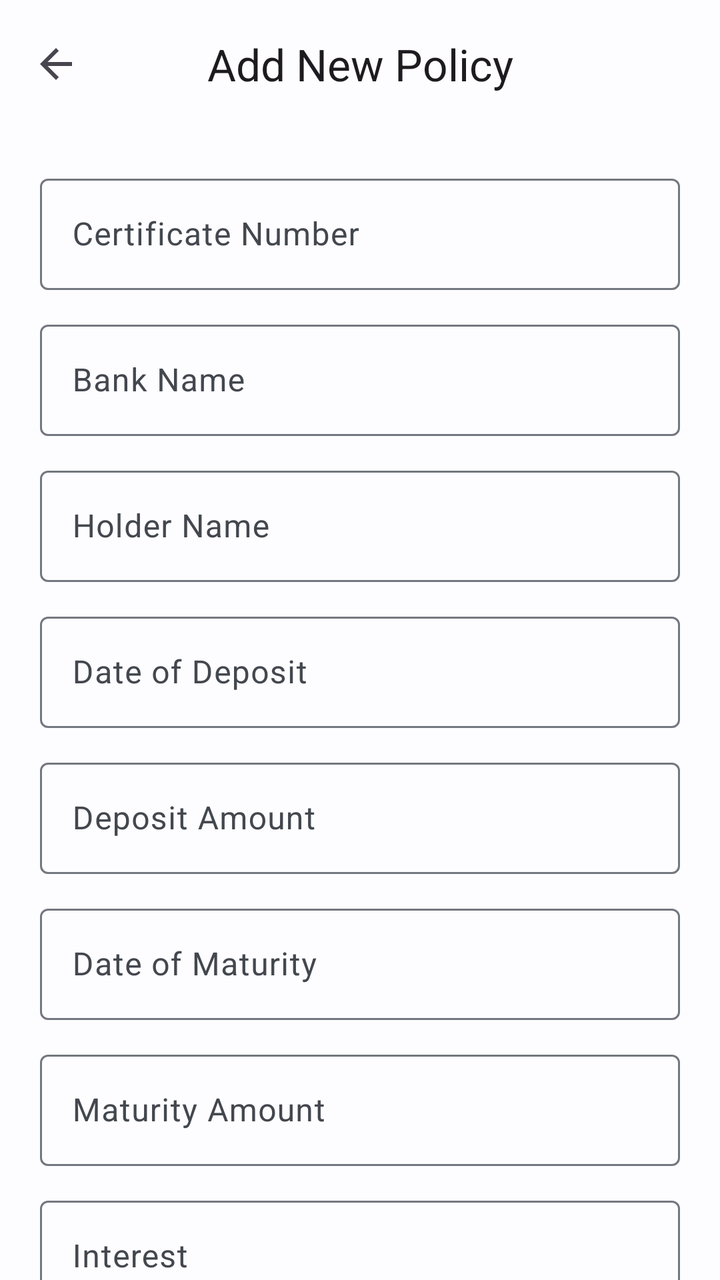
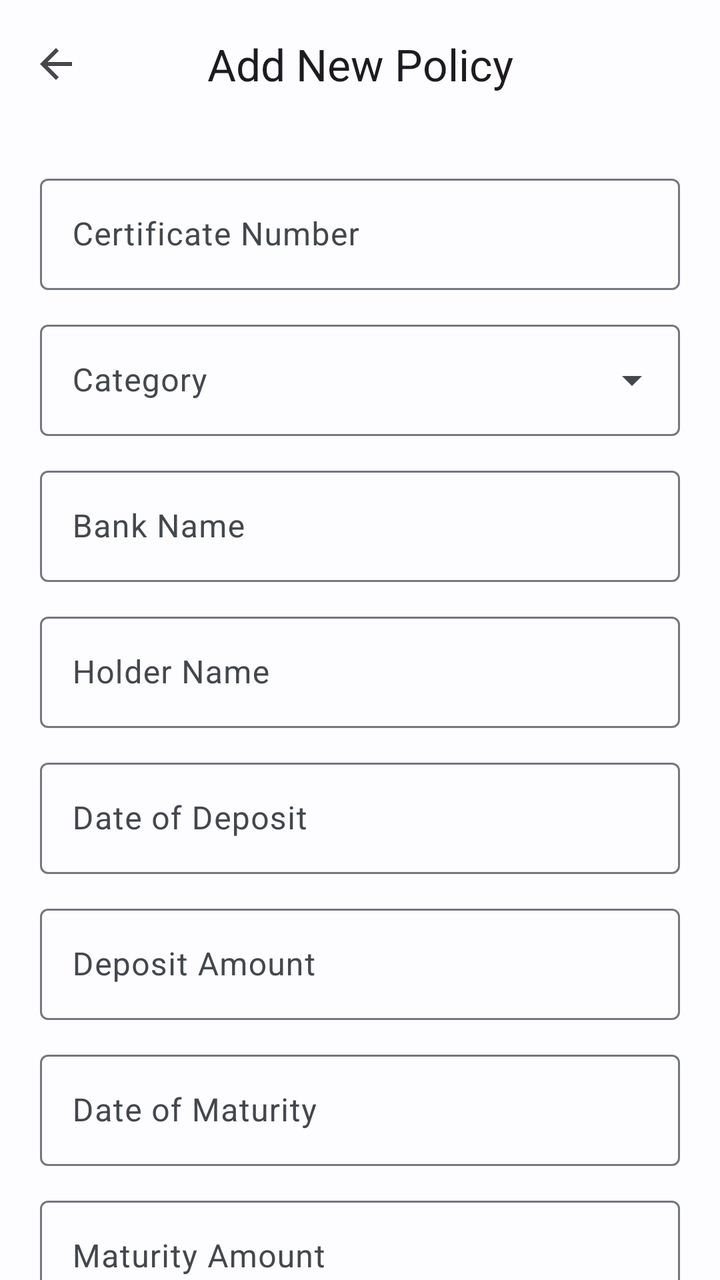

An Android layout rendered at two revisions. The XML below is the earlier revision; the diff shows what the commit changed to produce the second picture.
<!-- AndroidManifest.xml: application theme AppTheme -->
<!-- res/layout/activity_add_new_policy.xml -->
<?xml version="1.0" encoding="utf-8"?>

<androidx.coordinatorlayout.widget.CoordinatorLayout xmlns:android="http://schemas.android.com/apk/res/android"
    xmlns:app="http://schemas.android.com/apk/res-auto"
    xmlns:tools="http://schemas.android.com/tools"
    android:id="@+id/main"
    android:layout_width="match_parent"
    android:layout_height="match_parent"
    android:background="@color/background"
    tools:context=".AddNewPolicy">

    <com.google.android.material.appbar.AppBarLayout
        android:id="@+id/appBarLayout"
        android:layout_width="match_parent"
        android:layout_height="wrap_content">

        <com.google.android.material.appbar.MaterialToolbar
            android:id="@+id/toolbar"
            android:layout_width="match_parent"
            android:layout_height="?attr/actionBarSize"
            app:title="Add New Policy"
            app:titleCentered="true"
            app:navigationIcon="?attr/homeAsUpIndicator"
            app:titleTextAppearance="@style/TextAppearance.Material3.TitleLarge" />
    </com.google.android.material.appbar.AppBarLayout>

    <androidx.core.widget.NestedScrollView
        android:layout_width="match_parent"
        android:layout_height="match_parent"
        app:layout_behavior="@string/appbar_scrolling_view_behavior">

        <LinearLayout
            android:layout_width="match_parent"
            android:layout_height="wrap_content"
            android:orientation="vertical"
            android:padding="20dp">

            <com.google.android.material.textfield.TextInputLayout
                style="@style/Widget.Material3.TextInputLayout.OutlinedBox"
                android:layout_width="match_parent"
                android:layout_height="wrap_content"
                android:layout_marginBottom="12dp"
                android:hint="Certificate Number">
                <com.google.android.material.textfield.TextInputEditText
                    android:id="@+id/certificateNumber"
                    android:layout_width="match_parent"
                    android:layout_height="wrap_content"
                    android:inputType="text" />
            </com.google.android.material.textfield.TextInputLayout>

            <com.google.android.material.textfield.TextInputLayout
                style="@style/Widget.Material3.TextInputLayout.OutlinedBox"
                android:layout_width="match_parent"
                android:layout_height="wrap_content"
                android:layout_marginBottom="12dp"
                android:hint="Bank Name">
                <com.google.android.material.textfield.TextInputEditText
                    android:id="@+id/bankName"
                    android:layout_width="match_parent"
                    android:layout_height="wrap_content"
                    android:inputType="text" />
            </com.google.android.material.textfield.TextInputLayout>

            <com.google.android.material.textfield.TextInputLayout
                style="@style/Widget.Material3.TextInputLayout.OutlinedBox"
                android:layout_width="match_parent"
                android:layout_height="wrap_content"
                android:layout_marginBottom="12dp"
                android:hint="Holder Name">
                <com.google.android.material.textfield.TextInputEditText
                    android:id="@+id/holder"
                    android:layout_width="match_parent"
                    android:layout_height="wrap_content"
                    android:inputType="text" />
            </com.google.android.material.textfield.TextInputLayout>

            <com.google.android.material.textfield.TextInputLayout
                style="@style/Widget.Material3.TextInputLayout.OutlinedBox"
                android:layout_width="match_parent"
                android:layout_height="wrap_content"
                android:layout_marginBottom="12dp"
                android:hint="Date of Deposit">
                <com.google.android.material.textfield.TextInputEditText
                    android:id="@+id/dateOfDeposit"
                    android:layout_width="match_parent"
                    android:layout_height="wrap_content"
                    android:focusable="false"
                    android:clickable="true"
                    android:inputType="none" />
            </com.google.android.material.textfield.TextInputLayout>

            <com.google.android.material.textfield.TextInputLayout
                style="@style/Widget.Material3.TextInputLayout.OutlinedBox"
                android:layout_width="match_parent"
                android:layout_height="wrap_content"
                android:layout_marginBottom="12dp"
                android:hint="Deposit Amount">
                <com.google.android.material.textfield.TextInputEditText
                    android:id="@+id/depositAmount"
                    android:layout_width="match_parent"
                    android:layout_height="wrap_content"
                    android:inputType="number" />
            </com.google.android.material.textfield.TextInputLayout>

            <com.google.android.material.textfield.TextInputLayout
                style="@style/Widget.Material3.TextInputLayout.OutlinedBox"
                android:layout_width="match_parent"
                android:layout_height="wrap_content"
                android:layout_marginBottom="12dp"
                android:hint="Date of Maturity">
                <com.google.android.material.textfield.TextInputEditText
                    android:id="@+id/dateOfMaturity"
                    android:layout_width="match_parent"
                    android:layout_height="wrap_content"
                    android:focusable="false"
                    android:clickable="true"
                    android:inputType="none" />
            </com.google.android.material.textfield.TextInputLayout>

            <com.google.android.material.textfield.TextInputLayout
                style="@style/Widget.Material3.TextInputLayout.OutlinedBox"
                android:layout_width="match_parent"
                android:layout_height="wrap_content"
                android:layout_marginBottom="12dp"
                android:hint="Maturity Amount">
                <com.google.android.material.textfield.TextInputEditText
                    android:id="@+id/maturityAmount"
                    android:layout_width="match_parent"
                    android:layout_height="wrap_content"
                    android:inputType="number" />
            </com.google.android.material.textfield.TextInputLayout>

            <com.google.android.material.textfield.TextInputLayout
                style="@style/Widget.Material3.TextInputLayout.OutlinedBox"
                android:layout_width="match_parent"
                android:layout_height="wrap_content"
                android:layout_marginBottom="12dp"
                android:hint="Interest">
                <com.google.android.material.textfield.TextInputEditText
                    android:id="@+id/interest"
                    android:layout_width="match_parent"
                    android:layout_height="wrap_content"
                    android:inputType="number" />
            </com.google.android.material.textfield.TextInputLayout>

            <com.google.android.material.textfield.TextInputLayout
                style="@style/Widget.Material3.TextInputLayout.OutlinedBox"
                android:layout_width="match_parent"
                android:layout_height="wrap_content"
                android:layout_marginBottom="12dp"
                android:hint="Nominee">
                <com.google.android.material.textfield.TextInputEditText
                    android:id="@+id/nominee"
                    android:layout_width="match_parent"
                    android:layout_height="wrap_content"
                    android:inputType="text" />
            </com.google.android.material.textfield.TextInputLayout>

            <com.google.android.material.textfield.TextInputLayout
                style="@style/Widget.Material3.TextInputLayout.OutlinedBox"
                android:layout_width="match_parent"
                android:layout_height="wrap_content"
                android:layout_marginBottom="12dp"
                android:hint="Rate of Interest">
                <com.google.android.material.textfield.TextInputEditText
                    android:id="@+id/rateOfInterest"
                    android:layout_width="match_parent"
                    android:layout_height="wrap_content"
                    android:inputType="numberDecimal" />
            </com.google.android.material.textfield.TextInputLayout>

            <com.google.android.material.textfield.TextInputLayout
                style="@style/Widget.Material3.TextInputLayout.OutlinedBox"
                android:layout_width="match_parent"
                android:layout_height="wrap_content"
                android:layout_marginBottom="12dp"
                android:hint="Duration (Years)">
                <com.google.android.material.textfield.TextInputEditText
                    android:id="@+id/durationInt"
                    android:layout_width="match_parent"
                    android:layout_height="wrap_content"
                    android:inputType="numberDecimal" />
            </com.google.android.material.textfield.TextInputLayout>

            <com.google.android.material.textfield.TextInputLayout
                style="@style/Widget.Material3.TextInputLayout.OutlinedBox"
                android:layout_width="match_parent"
                android:layout_height="wrap_content"
                android:layout_marginBottom="24dp"
                android:hint="Remarks">
                <com.google.android.material.textfield.TextInputEditText
                    android:id="@+id/remarks"
                    android:layout_width="match_parent"
                    android:layout_height="wrap_content"
                    android:inputType="text" />
            </com.google.android.material.textfield.TextInputLayout>

            <com.google.android.material.button.MaterialButton
                android:id="@+id/save"
                android:layout_width="match_parent"
                android:layout_height="64dp"
                android:text="Save Policy"
                app:cornerRadius="16dp"
                android:textAppearance="@style/TextAppearance.Material3.LabelLarge"
                android:layout_marginBottom="32dp"/>

        </LinearLayout>
    </androidx.core.widget.NestedScrollView>

    <ProgressBar
        android:id="@+id/progressBar"
        style="?android:attr/progressBarStyleLarge"
        android:layout_width="wrap_content"
        android:layout_height="wrap_content"
        android:layout_gravity="center"
        android:visibility="gone" />

</androidx.coordinatorlayout.widget.CoordinatorLayout>
<!-- resources referenced by this layout -->
<resources>
  <color name="background">#FDFCFF</color>
  <style name="AppTheme" parent="Theme.DBFinancials" />
  <style name="Theme.DBFinancials" parent="Theme.Material3.DayNight.NoActionBar">
          
          <item name="colorPrimary">@color/primary</item>
          <item name="colorOnPrimary">@color/onPrimary</item>
          <item name="colorPrimaryContainer">@color/primaryContainer</item>
          <item name="colorOnPrimaryContainer">@color/onPrimaryContainer</item>
  
          
          <item name="colorSecondary">@color/secondary</item>
          <item name="colorOnSecondary">@color/onSecondary</item>
          <item name="colorSecondaryContainer">@color/secondaryContainer</item>
          <item name="colorOnSecondaryContainer">@color/onSecondaryContainer</item>
  
          
          <item name="colorTertiary">@color/tertiary</item>
          <item name="colorOnTertiary">@color/onTertiary</item>
          <item name="colorTertiaryContainer">@color/tertiaryContainer</item>
          <item name="colorOnTertiaryContainer">@color/onTertiaryContainer</item>
  
          
          <item name="android:statusBarColor">@android:color/transparent</item>
          <item name="android:windowLightStatusBar">true</item>
          <item name="android:navigationBarColor">@android:color/transparent</item>
          <item name="android:windowTranslucentStatus">false</item>
          <item name="android:windowDrawsSystemBarBackgrounds">true</item>
  
          
          <item name="android:colorBackground">@color/background</item>
          <item name="colorSurface">@color/surface</item>
          <item name="colorOnSurface">@color/onSurface</item>
          <item name="colorSurfaceVariant">@color/surfaceVariant</item>
          <item name="colorOnSurfaceVariant">@color/onSurfaceVariant</item>
          <item name="colorOutline">@color/outline</item>
          <item name="colorOutlineVariant">@color/surfaceVariant</item>
  
          
          <item name="materialCardViewStyle">@style/Widget.Material3.CardView.Elevated</item>
          <item name="toolbarStyle">@style/Widget.Material3.Toolbar</item>
      </style>
  <color name="primary">#0061A4</color>
  <color name="onPrimary">#FFFFFF</color>
  <color name="primaryContainer">#D1E4FF</color>
  <color name="onPrimaryContainer">#001D36</color>
  <color name="secondary">#535F70</color>
  <color name="onSecondary">#FFFFFF</color>
  <color name="secondaryContainer">#D7E3F7</color>
  <color name="onSecondaryContainer">#101C2B</color>
  <color name="tertiary">#6B5778</color>
  <color name="onTertiary">#FFFFFF</color>
  <color name="tertiaryContainer">#F2DAFF</color>
  <color name="onTertiaryContainer">#251431</color>
  <color name="surface">#FDFCFF</color>
  <color name="onSurface">#1A1C1E</color>
  <color name="surfaceVariant">#DFE2EB</color>
  <color name="onSurfaceVariant">#43474E</color>
  <color name="outline">#73777F</color>
</resources>

<!-- the commit's change to res/layout/activity_add_new_policy.xml (unified diff, before → after) -->
@@ -49,6 +49,20 @@
             </com.google.android.material.textfield.TextInputLayout>
 
             <com.google.android.material.textfield.TextInputLayout
+                style="@style/Widget.Material3.TextInputLayout.OutlinedBox.ExposedDropdownMenu"
+                android:layout_width="match_parent"
+                android:layout_height="wrap_content"
+                android:layout_marginBottom="12dp"
+                android:hint="Category">
+                <AutoCompleteTextView
+                    android:id="@+id/categorySpinner"
+                    android:layout_width="match_parent"
+                    android:layout_height="wrap_content"
+                    android:inputType="none"
+                    app:simpleItems="@array/categories" />
+            </com.google.android.material.textfield.TextInputLayout>
+
+            <com.google.android.material.textfield.TextInputLayout
                 style="@style/Widget.Material3.TextInputLayout.OutlinedBox"
                 android:layout_width="match_parent"
                 android:layout_height="wrap_content"
<!-- resource entries referenced after the edit -->
@@ -1,5 +1,9 @@
 <!-- resources referenced by this layout -->
 <resources>
+  <string-array name="categories">
+          <item>Bank</item>
+          <item>LIC</item>
+      </string-array>
   <color name="background">#FDFCFF</color>
   <style name="AppTheme" parent="Theme.DBFinancials" />
   <style name="Theme.DBFinancials" parent="Theme.Material3.DayNight.NoActionBar">
